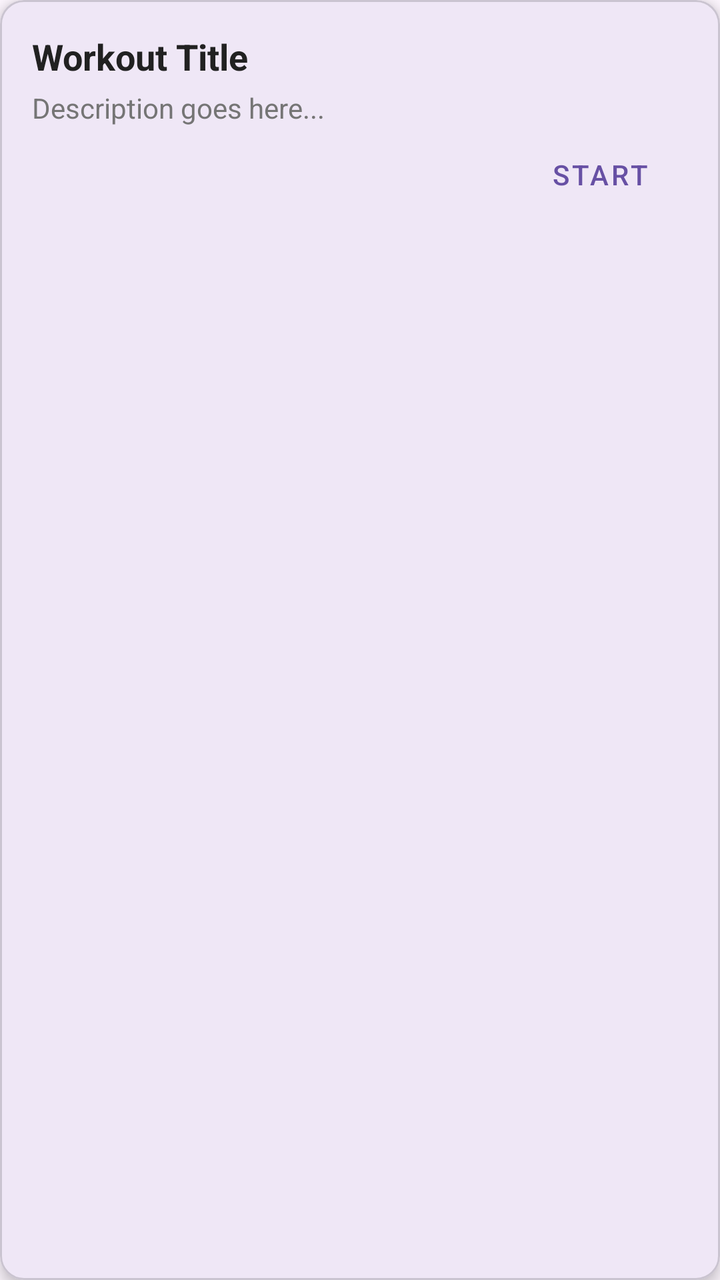
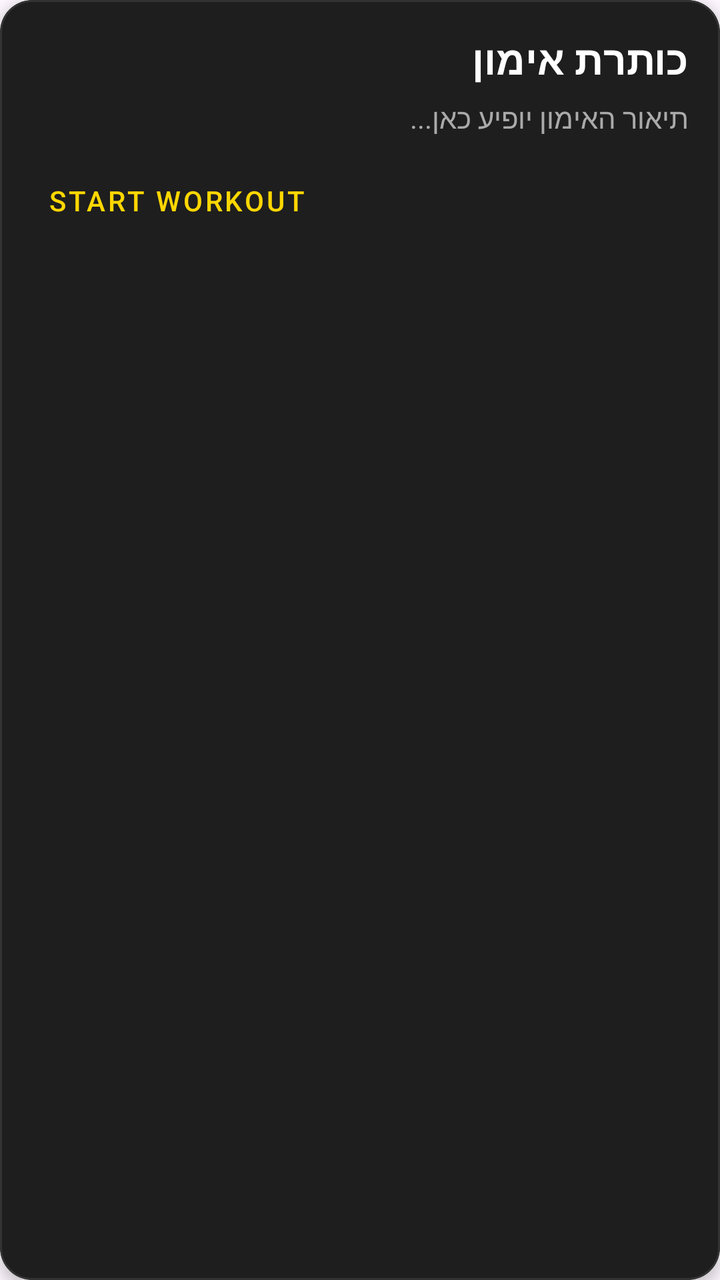

Before-and-after screenshots of an Android layout around one commit, followed by the original layout XML and the change that was made.
<!-- AndroidManifest.xml: application theme Theme.PeakFitA -->
<!-- res/layout/workout_item.xml -->
<com.google.android.material.card.MaterialCardView
    xmlns:android="http://schemas.android.com/apk/res/android"
    xmlns:app="http://schemas.android.com/apk/res-auto"
    android:layout_width="match_parent"
    android:layout_height="wrap_content"
    android:layout_margin="8dp"
    app:cardCornerRadius="12dp"
    app:cardElevation="4dp">

    <LinearLayout
        android:layout_width="match_parent"
        android:layout_height="wrap_content"
        android:orientation="vertical"
        android:padding="16dp">

        <TextView
            android:id="@+id/tvWorkoutTitle"
            android:layout_width="wrap_content"
            android:layout_height="wrap_content"
            android:text="Workout Title"
            android:textSize="18sp"
            android:textStyle="bold"
            android:textColor="#212121" />

        <TextView
            android:id="@+id/tvWorkoutDesc"
            android:layout_width="wrap_content"
            android:layout_height="wrap_content"
            android:text="Description goes here..."
            android:textSize="14sp"
            android:textColor="#757575"
            android:layout_marginTop="4dp" />

        <Button
            android:id="@+id/btnStartWorkout"
            android:layout_width="wrap_content"
            android:layout_height="wrap_content"
            android:text="Start"
            android:layout_gravity="end"
            style="@style/Widget.MaterialComponents.Button.TextButton" />
    </LinearLayout>
</com.google.android.material.card.MaterialCardView>
<!-- resources referenced by this layout -->
<resources>
  <style name="Theme.PeakFitA" parent="Base.Theme.PeakFitA" />
  <style name="Base.Theme.PeakFitA" parent="Theme.Material3.DayNight.NoActionBar">
          
          
      </style>
</resources>

<!-- the commit's change to res/layout/workout_item.xml (unified diff, before → after) -->
@@ -1,11 +1,17 @@
+<?xml version="1.0" encoding="utf-8"?>
 <com.google.android.material.card.MaterialCardView
     xmlns:android="http://schemas.android.com/apk/res/android"
     xmlns:app="http://schemas.android.com/apk/res-auto"
     android:layout_width="match_parent"
     android:layout_height="wrap_content"
-    android:layout_margin="8dp"
-    app:cardCornerRadius="12dp"
-    app:cardElevation="4dp">
+    android:layout_marginHorizontal="8dp"
+    android:layout_marginVertical="6dp"
+    app:cardBackgroundColor="#1E1E1E"
+    app:cardCornerRadius="16dp"
+    app:cardElevation="4dp"
+    app:strokeColor="#333333"
+    app:strokeWidth="1dp"
+    android:layoutDirection="rtl">
 
     <LinearLayout
         android:layout_width="match_parent"
@@ -17,26 +23,30 @@
             android:id="@+id/tvWorkoutTitle"
             android:layout_width="wrap_content"
             android:layout_height="wrap_content"
-            android:text="Workout Title"
-            android:textSize="18sp"
+            android:text="כותרת אימון"
+            android:textSize="20sp"
             android:textStyle="bold"
-            android:textColor="#212121" />
+            android:textColor="#FFFFFF" />
 
         <TextView
             android:id="@+id/tvWorkoutDesc"
             android:layout_width="wrap_content"
             android:layout_height="wrap_content"
-            android:text="Description goes here..."
+            android:text="תיאור האימון יופיע כאן..."
             android:textSize="14sp"
-            android:textColor="#757575"
-            android:layout_marginTop="4dp" />
+            android:textColor="#AAAAAA"
+            android:layout_marginTop="6dp" />
 
-        <Button
+        <com.google.android.material.button.MaterialButton
             android:id="@+id/btnStartWorkout"
+            style="@style/Widget.MaterialComponents.Button.TextButton"
             android:layout_width="wrap_content"
             android:layout_height="wrap_content"
-            android:text="Start"
+            android:text="START WORKOUT"
+            android:textColor="#FFD700"
             android:layout_gravity="end"
-            style="@style/Widget.MaterialComponents.Button.TextButton" />
+            android:layout_marginTop="8dp" />
+
     </LinearLayout>
+
 </com.google.android.material.card.MaterialCardView>
